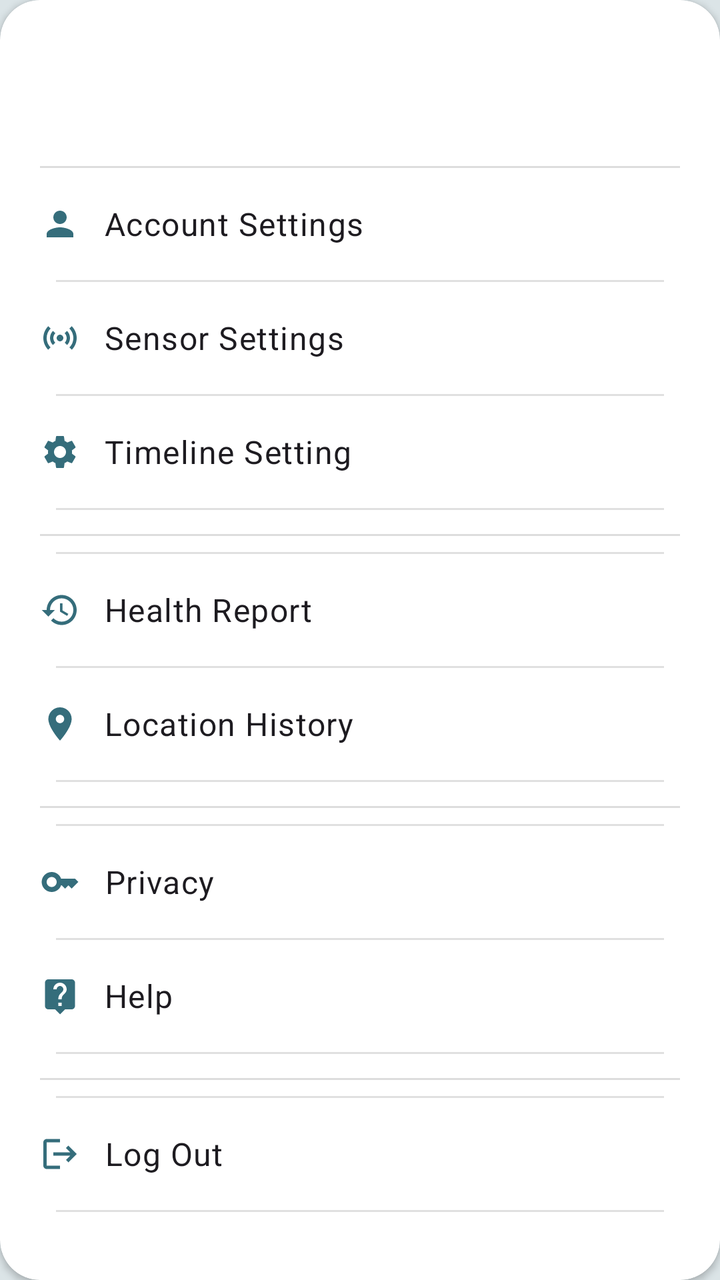
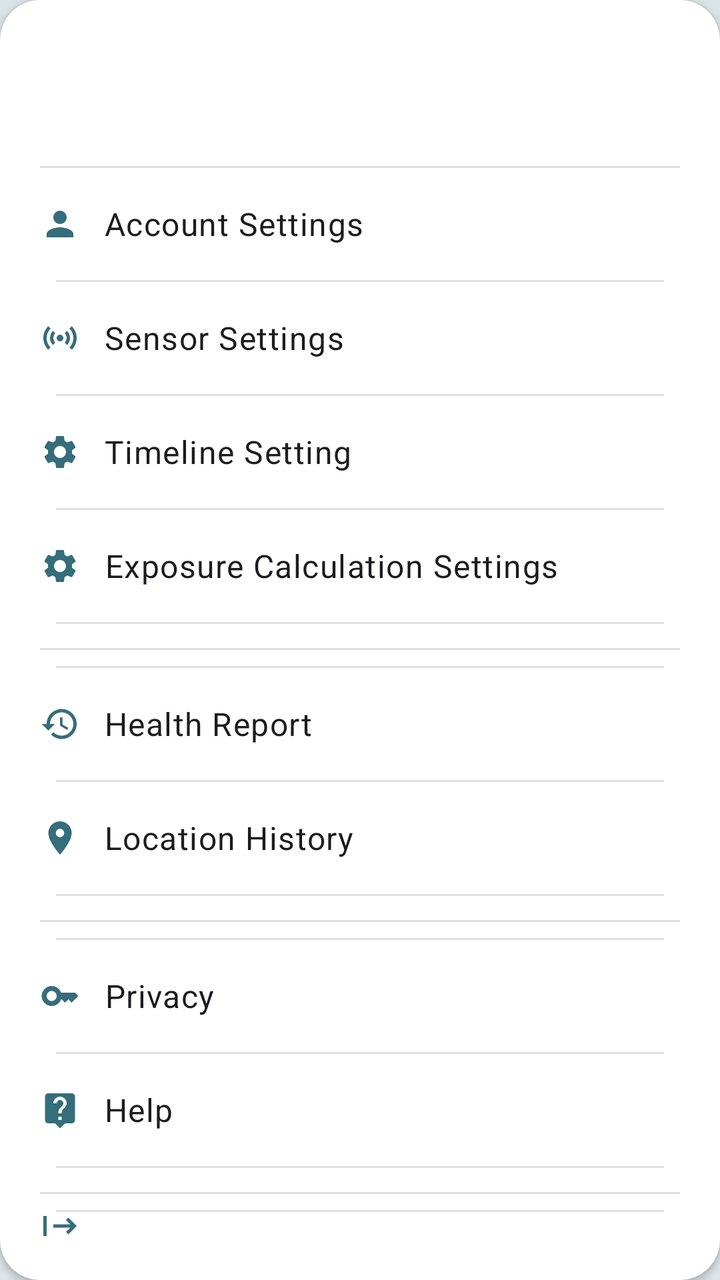

Two renders of the same Android screen: before a commit and after it. Below are the layout's source before the change and the commit's diff.
<!-- AndroidManifest.xml: another module's application theme Theme.TWA -->
<!-- res/layout/fragment_user_dialog.xml -->
<?xml version="1.0" encoding="utf-8"?>
<layout xmlns:android="http://schemas.android.com/apk/res/android"
    xmlns:app="http://schemas.android.com/apk/res-auto">

    <data>
        <variable
            name="userAccountViewModel"
            type="uk.ac.cam.cares.jps.ui.impl.viewmodel.UserAccountViewModel" />
    </data>

    <androidx.cardview.widget.CardView
        android:layout_width="match_parent"
        android:layout_height="wrap_content"
        android:layout_margin="12dp"
        android:elevation="8dp"
        app:cardCornerRadius="20dp"
        android:background="@android:color/white">

        <LinearLayout
            android:layout_width="match_parent"
            android:layout_height="wrap_content"
            android:orientation="vertical"
            android:padding="20dp"
            android:gravity="center_horizontal">

            <TextView
                android:id="@+id/user_name_tv"
                android:layout_width="wrap_content"
                android:layout_height="wrap_content"
                android:text="@{userAccountViewModel.name}"
                android:textAppearance="@style/TextAppearance.Material3.TitleLarge"
                android:textStyle="bold"
                android:textColor="#222222"
                android:letterSpacing="0.02"
                android:layout_marginTop="2dp" />

            <TextView
                android:id="@+id/email_tv"
                android:layout_width="wrap_content"
                android:layout_height="wrap_content"
                android:text="@{userAccountViewModel.email}"
                android:textSize="13sp"
                android:textColor="#888888"
                android:layout_marginTop="2dp" />

            <View
                android:layout_width="match_parent"
                android:layout_height="1dp"
                android:background="#DDDDDD"
                android:layout_marginTop="12dp" />

            <LinearLayout
                android:layout_width="match_parent"
                android:layout_height="wrap_content"
                android:orientation="vertical"
                android:divider="?android:attr/listDivider"
                android:showDividers="middle"
                android:dividerPadding="8dp">

                <LinearLayout
                    android:id="@+id/account_setting"
                    android:layout_width="match_parent"
                    android:layout_height="wrap_content"
                    android:orientation="horizontal"
                    android:gravity="center_vertical"
                    android:paddingVertical="12dp">

                    <ImageView
                        android:layout_width="20dp"
                        android:layout_height="20dp"
                        android:src="@drawable/ic_account" />

                    <TextView
                        style="@style/Theme.TWA.UserItem.Text"
                        android:layout_marginStart="12dp"
                        android:text="Account Settings"
                        android:layout_width="wrap_content"
                        android:layout_height="wrap_content" />
                </LinearLayout>

                <LinearLayout
                    android:id="@+id/sensor_setting"
                    android:layout_width="match_parent"
                    android:layout_height="wrap_content"
                    android:orientation="horizontal"
                    android:gravity="center_vertical"
                    android:paddingVertical="12dp">

                    <ImageView
                        android:layout_width="20dp"
                        android:layout_height="20dp"
                        android:src="@drawable/ic_sensor" />

                    <TextView
                        style="@style/Theme.TWA.UserItem.Text"
                        android:layout_marginStart="12dp"
                        android:text="Sensor Settings"
                        android:layout_width="wrap_content"
                        android:layout_height="wrap_content" />
                </LinearLayout>

                <LinearLayout
                    android:id="@+id/timeline_setting"
                    android:layout_width="match_parent"
                    android:layout_height="wrap_content"
                    android:orientation="horizontal"
                    android:gravity="center_vertical"
                    android:paddingVertical="12dp">

                    <ImageView
                        android:layout_width="20dp"
                        android:layout_height="20dp"
                        android:src="@drawable/ic_timeline" />

                    <TextView
                        style="@style/Theme.TWA.UserItem.Text"
                        android:layout_marginStart="12dp"
                        android:text="Timeline Setting"
                        android:layout_width="wrap_content"
                        android:layout_height="wrap_content" />
                </LinearLayout>

                <View
                    android:layout_width="match_parent"
                    android:layout_height="1dp"
                    android:background="#DDDDDD"
                    android:layout_marginTop="12dp"
                    android:layout_marginBottom="8dp" />

                <LinearLayout
                    android:id="@+id/health_report"
                    android:layout_width="match_parent"
                    android:layout_height="wrap_content"
                    android:orientation="horizontal"
                    android:gravity="center_vertical"
                    android:paddingVertical="12dp">

                    <ImageView
                        android:layout_width="20dp"
                        android:layout_height="20dp"
                        android:src="@drawable/ic_health" />

                    <TextView
                        style="@style/Theme.TWA.UserItem.Text"
                        android:layout_marginStart="12dp"
                        android:text="Health Report"
                        android:layout_width="wrap_content"
                        android:layout_height="wrap_content" />
                </LinearLayout>

                <LinearLayout
                    android:id="@+id/location_history"
                    android:layout_width="match_parent"
                    android:layout_height="wrap_content"
                    android:orientation="horizontal"
                    android:gravity="center_vertical"
                    android:paddingVertical="12dp">

                    <ImageView
                        android:layout_width="20dp"
                        android:layout_height="20dp"
                        android:src="@drawable/ic_location" />

                    <TextView
                        style="@style/Theme.TWA.UserItem.Text"
                        android:layout_marginStart="12dp"
                        android:text="Location History"
                        android:layout_width="wrap_content"
                        android:layout_height="wrap_content" />
                </LinearLayout>

                <View
                    android:layout_width="match_parent"
                    android:layout_height="1dp"
                    android:background="#DDDDDD"
                    android:layout_marginTop="12dp"
                    android:layout_marginBottom="8dp" />


                <LinearLayout
                    android:id="@+id/privacy_setting"
                    android:layout_width="match_parent"
                    android:layout_height="wrap_content"
                    android:orientation="horizontal"
                    android:gravity="center_vertical"
                    android:paddingVertical="12dp">

                    <ImageView
                        android:layout_width="20dp"
                        android:layout_height="20dp"
                        android:src="@drawable/ic_privacy" />

                    <TextView
                        style="@style/Theme.TWA.UserItem.Text"
                        android:layout_marginStart="12dp"
                        android:text="Privacy"
                        android:layout_width="wrap_content"
                        android:layout_height="wrap_content" />
                </LinearLayout>

                <LinearLayout
                    android:id="@+id/help_page"
                    android:layout_width="match_parent"
                    android:layout_height="wrap_content"
                    android:orientation="horizontal"
                    android:gravity="center_vertical"
                    android:paddingVertical="12dp">

                    <ImageView
                        android:layout_width="20dp"
                        android:layout_height="20dp"
                        android:src="@drawable/ic_help" />

                    <TextView
                        style="@style/Theme.TWA.UserItem.Text"
                        android:layout_marginStart="12dp"
                        android:text="Help"
                        android:layout_width="wrap_content"
                        android:layout_height="wrap_content" />
                </LinearLayout>

                <View
                    android:layout_width="match_parent"
                    android:layout_height="1dp"
                    android:background="#DDDDDD"
                    android:layout_marginTop="12dp"
                    android:layout_marginBottom="8dp" />


                <LinearLayout
                    android:id="@+id/log_out"
                    android:layout_width="match_parent"
                    android:layout_height="wrap_content"
                    android:orientation="horizontal"
                    android:gravity="center_vertical"
                    android:paddingVertical="12dp"
                    android:paddingBottom="8dp">

                    <ImageView
                        android:layout_width="20dp"
                        android:layout_height="20dp"
                        android:src="@drawable/ic_logout" />

                    <TextView
                        style="@style/Theme.TWA.UserItem.Text"
                        android:layout_marginStart="12dp"
                        android:text="Log Out"
                        android:layout_width="wrap_content"
                        android:layout_height="wrap_content" />
                </LinearLayout>

                <LinearLayout
                    android:id="@+id/footer"
                    android:layout_width="match_parent"
                    android:layout_height="wrap_content"
                    android:orientation="horizontal"
                    android:gravity="center"
                    android:paddingTop="16dp"
                    android:paddingBottom="24dp"
                    android:layout_marginTop="16dp">

                    <TextView
                        android:id="@+id/privacy_policy"
                        android:layout_width="wrap_content"
                        android:layout_height="wrap_content"
                        android:text="Privacy Policy"
                        android:textSize="12sp"
                        android:textColor="#999999"
                        android:clickable="true"
                        android:foreground="?attr/selectableItemBackgroundBorderless"
                        android:paddingHorizontal="8dp" />

                    <TextView
                        android:layout_width="wrap_content"
                        android:layout_height="wrap_content"
                        android:text="•"
                        android:textSize="12sp"
                        android:textColor="#999999"
                        android:paddingHorizontal="4dp" />

                    <TextView
                        android:id="@+id/terms_service"
                        android:layout_width="wrap_content"
                        android:layout_height="wrap_content"
                        android:text="Terms of Service"
                        android:textSize="12sp"
                        android:textColor="#999999"
                        android:clickable="true"
                        android:foreground="?attr/selectableItemBackgroundBorderless"
                        android:paddingHorizontal="8dp" />
                </LinearLayout>
            </LinearLayout>
        </LinearLayout>
    </androidx.cardview.widget.CardView>
</layout>
<!-- resources referenced by this layout -->
<resources>
  <!-- drawable ic_account (drawable) -->
  <vector xmlns:android="http://schemas.android.com/apk/res/android" android:height="24dp" android:tint="#356D7B" android:viewportHeight="24" android:viewportWidth="24" android:width="24dp">
        
      <path android:fillColor="@android:color/white" android:pathData="M12,12c2.21,0 4,-1.79 4,-4s-1.79,-4 -4,-4 -4,1.79 -4,4 1.79,4 4,4zM12,14c-2.67,0 -8,1.34 -8,4v2h16v-2c0,-2.66 -5.33,-4 -8,-4z"/>
      
  </vector>
  <!-- drawable ic_logout (drawable) -->
  <vector xmlns:android="http://schemas.android.com/apk/res/android" android:autoMirrored="true" android:height="24dp" android:tint="#356D7B" android:viewportHeight="24" android:viewportWidth="24" android:width="24dp">
        
      <path android:fillColor="@android:color/white" android:pathData="M17,7l-1.41,1.41L18.17,11H8v2h10.17l-2.58,2.58L17,17l5,-5zM4,5h8V3H4c-1.1,0 -2,0.9 -2,2v14c0,1.1 0.9,2 2,2h8v-2H4V5z"/>
      
  </vector>
  <style name="Theme.TWA.UserItem.Text" parent="Theme.TWA">
          <item name="android:textAppearance">@style/TextAppearance.Material3.BodyLarge</item>
          <item name="android:layout_gravity">center</item>
          <item name="android:minHeight">32dp</item>
          <item name="android:gravity">center</item>
      </style>
  <color name="md_theme_light_primary">#00687C</color>
  <color name="md_theme_light_onPrimary">#FFFFFF</color>
  <color name="md_theme_light_primaryContainer">#B0ECFF</color>
  <color name="md_theme_light_onPrimaryContainer">#001F27</color>
  <color name="md_theme_light_secondary">#006D35</color>
  <color name="md_theme_light_onSecondary">#FFFFFF</color>
  <color name="md_theme_light_secondaryContainer">#80FBA2</color>
  <color name="md_theme_light_onSecondaryContainer">#00210C</color>
  <color name="md_theme_light_tertiary">#585C7E</color>
  <color name="md_theme_light_onTertiary">#FFFFFF</color>
  <color name="md_theme_light_tertiaryContainer">#DEE0FF</color>
  <color name="md_theme_light_onTertiaryContainer">#141937</color>
  <color name="md_theme_light_quaternary">#3F5799</color>
  <color name="md_theme_light_selected">#32cd32</color>
  <color name="md_theme_light_default">#949494</color>
  <color name="md_theme_light_error">#BA1A1A</color>
  <color name="md_theme_light_errorContainer">#FFDAD6</color>
  <color name="md_theme_light_onError">#FFFFFF</color>
  <color name="md_theme_light_onErrorContainer">#410002</color>
  <color name="md_theme_light_surfaceVariant">#DBE4E7</color>
  <color name="md_theme_light_onBackground">#191C1D</color>
  <color name="md_theme_light_surface">#FBFCFE</color>
  <color name="md_theme_light_onSurface">#191C1D</color>
  <color name="md_theme_light_onSurfaceVariant">#40484B</color>
  <color name="md_theme_light_outline">#70787C</color>
  <color name="md_theme_light_inverseOnSurface">#EFF1F2</color>
  <color name="md_theme_light_inverseSurface">#2E3132</color>
  <color name="md_theme_light_inversePrimary">#57D6F6</color>
  <style name="Widget.TWA.ToolBar" parent="Widget.Material3.Toolbar">
          <item name="android:background">?attr/colorPrimary</item>
          <item name="titleTextColor">?attr/colorOnPrimary</item>
      </style>
  <style name="ThemeOverlay.TWA.BottomSheet" parent="ThemeOverlay.Material3.BottomSheetDialog">
          <item name="bottomSheetStyle">@style/Widget.TWA.BottomSheet</item>
      </style>
  <style name="ThemeOverlay.TWA.MaterialAlertDialog" parent="ThemeOverlay.Material3.MaterialAlertDialog">
          <item name="colorSurfaceContainerHigh">?attr/colorSurfaceVariant</item>
      </style>
  <style name="ThemeOverlay.TWA.MaterialCalendar" parent="ThemeOverlay.Material3.MaterialCalendar">
          <item name="colorSurfaceContainerHigh">?attr/colorSurfaceVariant</item>
      </style>
  <style name="Widget.TWA.BottomSheet" parent="Widget.Material3.BottomSheet">
          <item name="backgroundTint">?attr/colorSurfaceVariant</item>
      </style>
  <!-- unchanged entries left out for length: 7 -->
</resources>

<!-- the commit's change to res/layout/fragment_user_dialog.xml (unified diff, before → after) -->
@@ -120,6 +120,27 @@
                         android:layout_height="wrap_content" />
                 </LinearLayout>
 
+                <LinearLayout
+                    android:id="@+id/exposure_setting"
+                    android:layout_width="match_parent"
+                    android:layout_height="wrap_content"
+                    android:orientation="horizontal"
+                    android:gravity="center_vertical"
+                    android:paddingVertical="12dp">
+
+                    <ImageView
+                        android:layout_width="20dp"
+                        android:layout_height="20dp"
+                        android:src="@drawable/ic_timeline" />
+
+                    <TextView
+                        style="@style/Theme.TWA.UserItem.Text"
+                        android:layout_marginStart="12dp"
+                        android:text="Exposure Calculation Settings"
+                        android:layout_width="wrap_content"
+                        android:layout_height="wrap_content" />
+                </LinearLayout>
+
                 <View
                     android:layout_width="match_parent"
                     android:layout_height="1dp"
